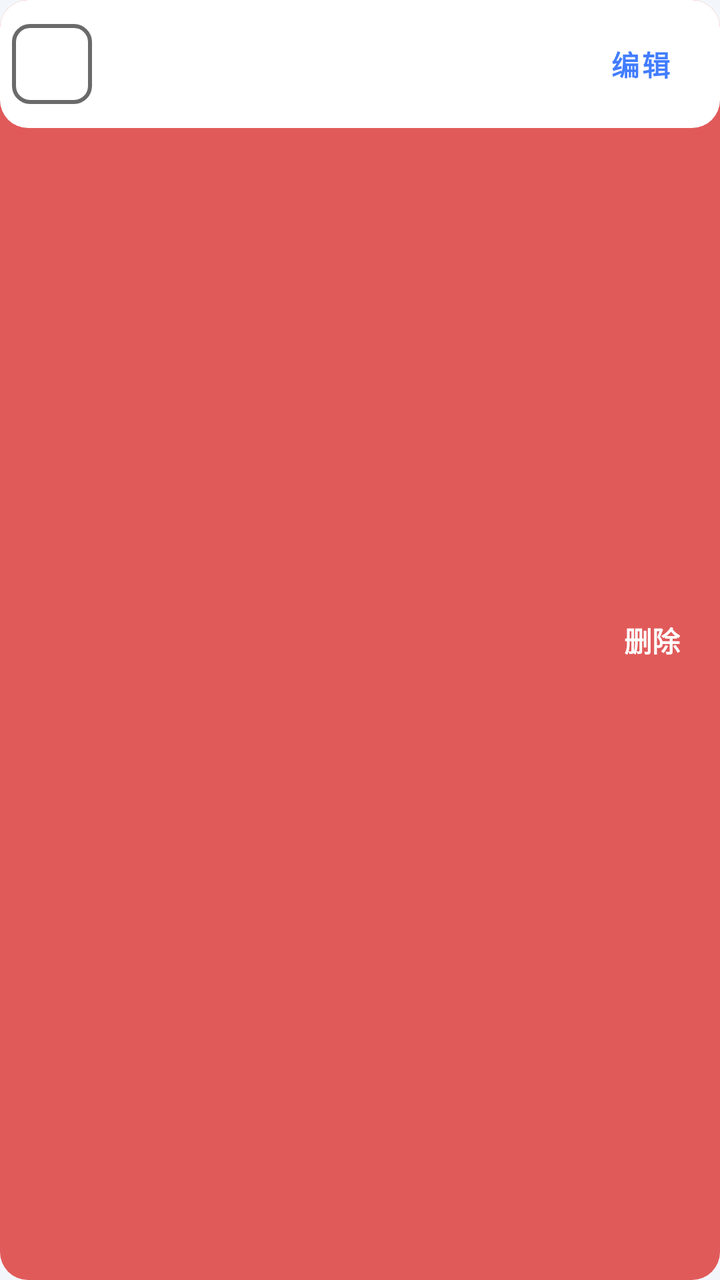
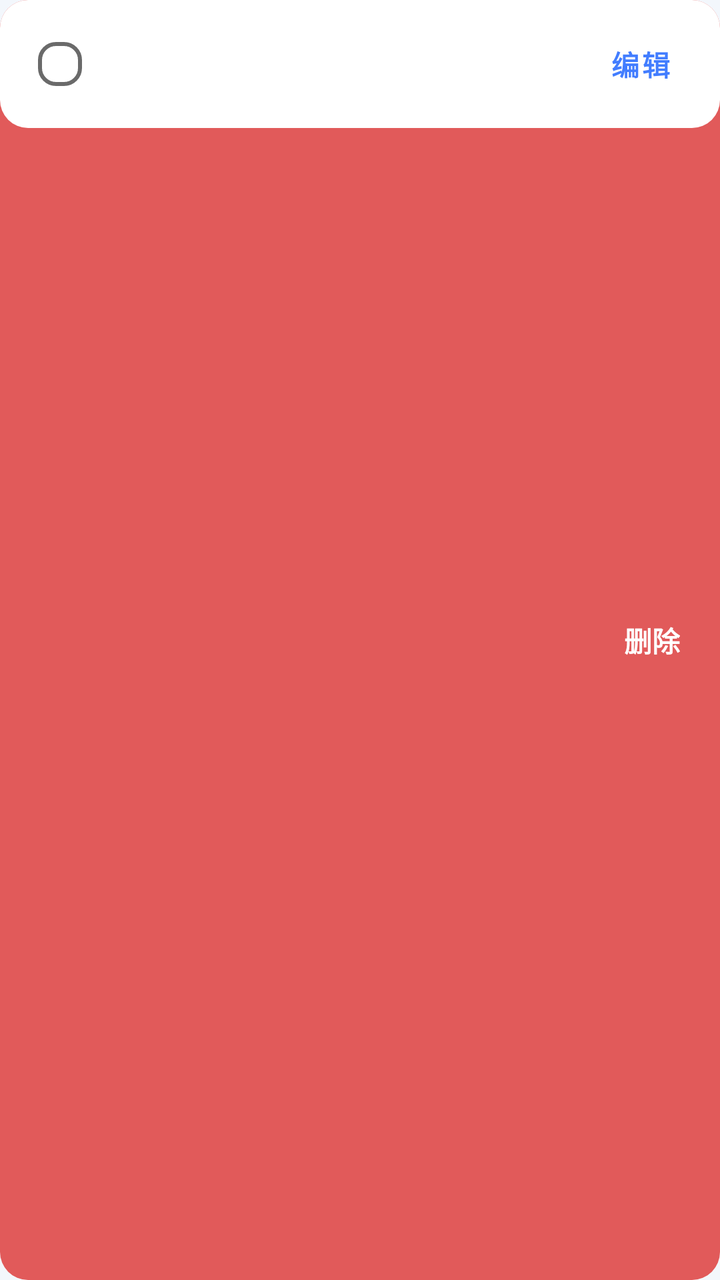

Before-and-after screenshots of an Android layout around one commit, followed by the original layout XML and the change that was made.
<!-- AndroidManifest.xml: application theme Theme.Toolbox -->
<!-- res/layout/item_todo.xml -->
<?xml version="1.0" encoding="utf-8"?>
<FrameLayout xmlns:android="http://schemas.android.com/apk/res/android"
    android:layout_width="match_parent"
    android:layout_height="wrap_content"
    android:layout_marginBottom="@dimen/space_sm"
    android:background="@drawable/todo_row_bg"
    android:minHeight="64dp">

    <LinearLayout
        android:layout_width="match_parent"
        android:layout_height="match_parent"
        android:background="@drawable/todo_swipe_bg"
        android:gravity="center_vertical|end"
        android:paddingEnd="@dimen/space_xl">

        <TextView
            android:layout_width="wrap_content"
            android:layout_height="wrap_content"
            android:text="删除"
            android:textColor="@color/white"
            android:textSize="@dimen/text_body"
            android:textStyle="bold" />
    </LinearLayout>

    <LinearLayout
        android:id="@+id/view_foreground"
        android:layout_width="match_parent"
        android:layout_height="wrap_content"
        android:background="@drawable/todo_row_bg"
        android:gravity="center_vertical"
        android:minHeight="64dp"
        android:orientation="horizontal"
        android:paddingStart="@dimen/space_xs"
        android:paddingEnd="@dimen/space_sm"
        android:paddingTop="@dimen/space_sm"
        android:paddingBottom="@dimen/space_sm">

        <CheckBox
            android:id="@+id/cb_todo"
            android:layout_width="wrap_content"
            android:layout_height="wrap_content"
            android:background="@drawable/todo_checkbox_bg"
            android:button="@android:color/transparent"
            android:gravity="center"
            android:textColor="@color/white"
            android:textSize="14sp"
            android:textStyle="bold"
            android:minWidth="40dp"
            android:minHeight="40dp" />

        <LinearLayout
            android:layout_width="0dp"
            android:layout_height="wrap_content"
            android:layout_marginStart="@dimen/space_md"
            android:layout_weight="1"
            android:orientation="vertical">

            <TextView
                android:id="@+id/tv_todo_title"
                android:layout_width="match_parent"
                android:layout_height="wrap_content"
                android:textColor="@color/app_text_primary"
                android:textSize="@dimen/text_body"
                android:textStyle="bold" />

            <TextView
                android:id="@+id/tv_todo_meta"
                android:layout_width="match_parent"
                android:layout_height="wrap_content"
                android:layout_marginTop="@dimen/space_xxs"
                android:textColor="@color/app_text_tertiary"
                android:textSize="@dimen/text_caption" />
        </LinearLayout>

        <Button
            android:id="@+id/btn_todo_edit"
            android:layout_width="wrap_content"
            android:layout_height="wrap_content"
            android:minWidth="64dp"
            android:minHeight="@dimen/button_height_md"
            android:text="编辑"
            style="@style/Widget.Toolbox.Button.Text" />
    </LinearLayout>
</FrameLayout>
<!-- resources referenced by this layout -->
<resources>
  <color name="app_text_primary">#FF1A1C1E</color>
  <color name="app_text_tertiary">#FF6A6A6A</color>
  <color name="white">#FFFFFFFF</color>
  <dimen name="button_height_md">48dp</dimen>
  <dimen name="space_md">12dp</dimen>
  <dimen name="space_sm">8dp</dimen>
  <dimen name="space_xl">20dp</dimen>
  <dimen name="space_xs">6dp</dimen>
  <dimen name="space_xxs">4dp</dimen>
  <dimen name="text_body">14sp</dimen>
  <dimen name="text_caption">12sp</dimen>
  <!-- drawable todo_row_bg (drawable) -->
  <?xml version="1.0" encoding="utf-8"?>
  <shape xmlns:android="http://schemas.android.com/apk/res/android" android:shape="rectangle">
      <corners android:radius="14dp" />
      <solid android:color="@color/app_surface" />
  </shape>
  <!-- drawable todo_swipe_bg (drawable) -->
  <?xml version="1.0" encoding="utf-8"?>
  <shape xmlns:android="http://schemas.android.com/apk/res/android" android:shape="rectangle">
      <corners android:radius="14dp" />
      <solid android:color="@color/app_danger" />
  </shape>
  <style name="Widget.Toolbox.Button.Text" parent="Widget.MaterialComponents.Button.TextButton">
          <item name="android:minHeight">@dimen/button_height</item>
          <item name="android:textAppearance">@style/TextAppearance.Toolbox.Button</item>
          <item name="android:textColor">@color/app_primary</item>
          <item name="cornerRadius">@dimen/radius_sm</item>
          <item name="rippleColor">@color/app_primary_light</item>
      </style>
  <color name="app_success">#FF25A06A</color>
  <color name="app_surface">#FFFFFFFF</color>
  <color name="app_danger">#FFE15A5A</color>
  <dimen name="button_height">44dp</dimen>
  <style name="TextAppearance.Toolbox.Button" parent="TextAppearance.MaterialComponents.Button">
          <item name="android:textSize">@dimen/text_body</item>
          <item name="android:textStyle">bold</item>
          <item name="android:textAllCaps">false</item>
          <item name="android:textColor">@color/app_text_primary</item>
      </style>
  <color name="app_primary">#FF427DFF</color>
  <dimen name="radius_sm">8dp</dimen>
  <color name="app_primary_light">#FFEAF1FF</color>
  <color name="app_primary_dark">#FF335FD1</color>
  <color name="app_on_primary">#FFFFFFFF</color>
  <color name="app_bg">#FFF3F7FC</color>
  <!-- drawable app_overlay_card_bg (drawable) -->
  <?xml version="1.0" encoding="utf-8"?>
  <shape xmlns:android="http://schemas.android.com/apk/res/android"
      android:shape="rectangle">
      <solid android:color="@color/app_surface" />
      <corners android:radius="@dimen/radius_xl" />
      <stroke android:width="1dp" android:color="@color/app_card_stroke" />
  </shape>
  <style name="Widget.Toolbox.DialogButton.Positive" parent="Widget.MaterialComponents.Button.TextButton.Dialog">
          <item name="android:textColor">@color/app_primary</item>
          <item name="android:minHeight">@dimen/button_height</item>
          <item name="rippleColor">@color/app_primary_light</item>
      </style>
  <style name="Widget.Toolbox.DialogButton.Negative" parent="Widget.MaterialComponents.Button.TextButton.Dialog">
          <item name="android:textColor">@color/app_text_secondary</item>
          <item name="android:minHeight">@dimen/button_height</item>
          <item name="rippleColor">@color/app_surface_soft</item>
      </style>
  <dimen name="radius_xl">20dp</dimen>
  <color name="app_card_stroke">#16687DA8</color>
  <color name="app_text_secondary">#FF4C4C4C</color>
  <color name="app_surface_soft">#FFF0F5FF</color>
  <!-- unchanged entries left out for length: 3 -->
</resources>

<!-- the commit's change to res/layout/item_todo.xml (unified diff, before → after) -->
@@ -35,18 +35,25 @@
         android:paddingTop="@dimen/space_sm"
         android:paddingBottom="@dimen/space_sm">
 
-        <CheckBox
-            android:id="@+id/cb_todo"
-            android:layout_width="wrap_content"
-            android:layout_height="wrap_content"
-            android:background="@drawable/todo_checkbox_bg"
-            android:button="@android:color/transparent"
-            android:gravity="center"
-            android:textColor="@color/white"
-            android:textSize="14sp"
-            android:textStyle="bold"
-            android:minWidth="40dp"
-            android:minHeight="40dp" />
+        <FrameLayout
+            android:id="@+id/cb_hit"
+            android:layout_width="48dp"
+            android:layout_height="48dp">
+
+            <CheckBox
+                android:id="@+id/cb_todo"
+                android:layout_width="22dp"
+                android:layout_height="22dp"
+                android:layout_gravity="center"
+                android:background="@drawable/todo_checkbox_bg"
+                android:button="@android:color/transparent"
+                android:clickable="false"
+                android:focusable="false"
+                android:gravity="center"
+                android:textColor="@color/white"
+                android:textSize="12sp"
+                android:textStyle="bold" />
+        </FrameLayout>
 
         <LinearLayout
             android:layout_width="0dp"
